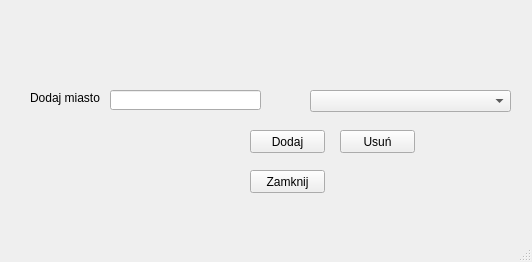
First picture: the form in Kontrahent/kontrahentdodajmiasto.ui, repository Astropl/TestRamek, before the edit.
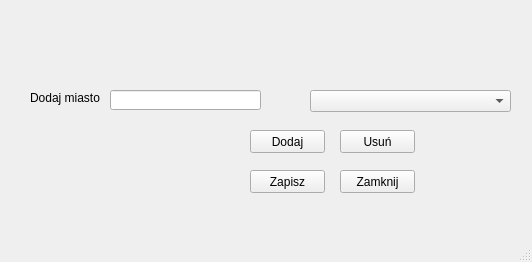
Second picture: the form after the edit.

Diff of the .ui file:
```diff
--- a/Kontrahent/kontrahentdodajmiasto.ui
+++ b/Kontrahent/kontrahentdodajmiasto.ui
@@ -24,7 +24,7 @@
      </rect>
     </property>
     <property name="text">
-     <string>Zamknij</string>
+     <string>Zapisz</string>
     </property>
    </widget>
    <widget class="QComboBox" name="comboBoxDodajMiasto">
@@ -86,6 +86,19 @@
      <string>Usuń</string>
     </property>
    </widget>
+   <widget class="QPushButton" name="pushButton_4">
+    <property name="geometry">
+     <rect>
+      <x>340</x>
+      <y>170</y>
+      <width>75</width>
+      <height>23</height>
+     </rect>
+    </property>
+    <property name="text">
+     <string>Zamknij</string>
+    </property>
+   </widget>
   </widget>
   <widget class="QMenuBar" name="menubar">
    <property name="geometry">
```
